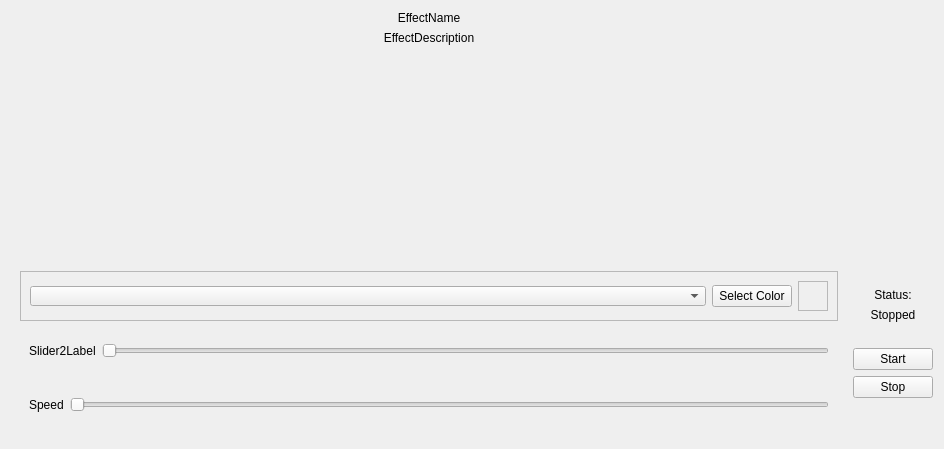
First picture: the form in OpenRGBEffectPage.ui, repository DLdota/OpenRGBEffectsPlugin, before the edit.
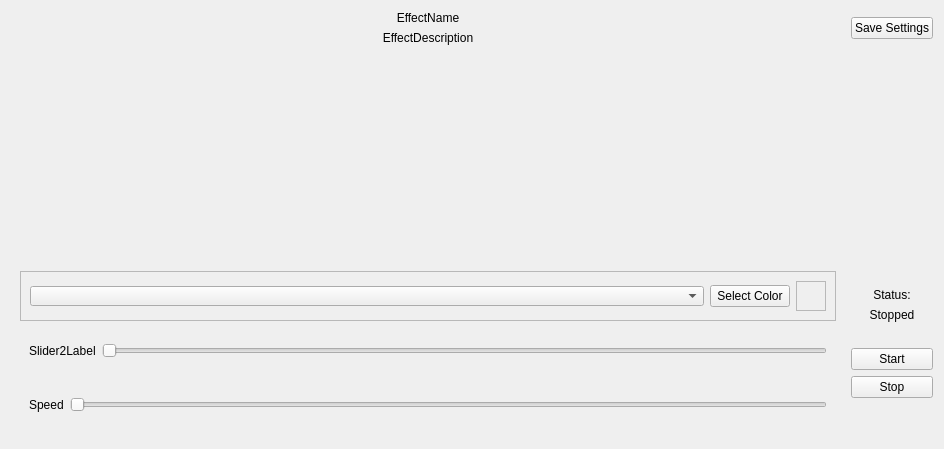
Second picture: the form after the edit.

Commit message: Settings beta 1

Diff of the .ui file:
```diff
--- a/OpenRGBEffectPage.ui
+++ b/OpenRGBEffectPage.ui
@@ -318,6 +318,13 @@
      </item>
     </layout>
    </item>
+   <item row="0" column="1">
+    <widget class="QPushButton" name="SaveSettings">
+     <property name="text">
+      <string>Save Settings</string>
+     </property>
+    </widget>
+   </item>
   </layout>
  </widget>
  <resources/>
```
The commit also changes 7 other files.
